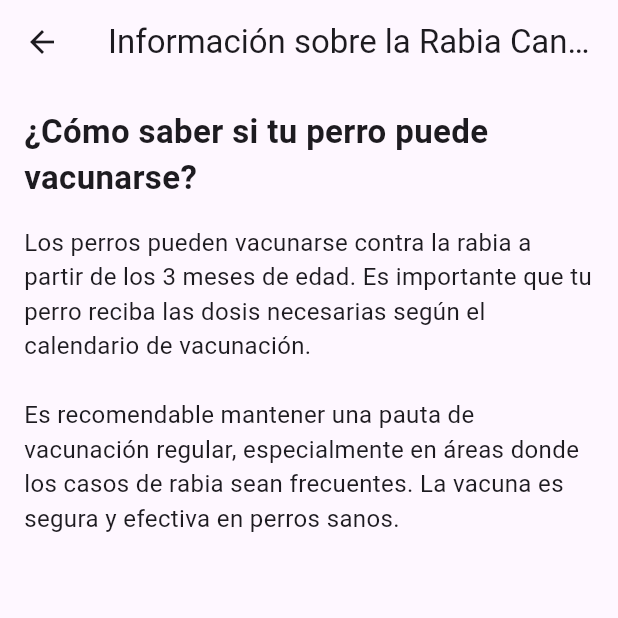
After one commit to KoldozMMA3/Proyecto_VacunaPet, a Flutter app: the SectoresScreen screen opened directly, in the side drawer, after a tap on "¿Cómo saber si tu perro puede vacunarse?", on a phone screen of 412 x 824 dp, the top half of it. The commit adds this screen. Run offline on Flutter 3.47's test engine with Material 3 defaults, Android fonts, the phone set to English and light mode, and no system bars; our stand-ins replace device_info_plus, flutter_bloc, flutter_dotenv, geolocator, google_maps_flutter, graphql_flutter and 1 more; accounts and stored records are empty.

Commit message:
Ingrese una barra de hamburguesa para un menu informativo

```diff
--- /dev/null
+++ b/Proyecto Antirabia/vacunapet/lib/screens/informacion_screen.dart
@@ -0,0 +1,100 @@
+import 'package:flutter/material.dart';
+
+class InformacionScreen extends StatelessWidget {
+  final String section;
+
+  const InformacionScreen({super.key, required this.section}); // Recibimos la sección
+
+  @override
+  Widget build(BuildContext context) {
+    return Scaffold(
+      appBar: AppBar(
+        title: const Text('Información sobre la Rabia Canina'),
+      ),
+      body: Padding(
+        padding: const EdgeInsets.all(16.0),
+        child: SingleChildScrollView(
+          child: Column(
+            crossAxisAlignment: CrossAxisAlignment.start,
+            children: [
+              // Mostrar contenido dependiendo de la sección seleccionada
+              if (section == 'vacunacion') ...[
+                const Text(
+                  '¿Cómo saber si tu perro puede vacunarse?',
+                  style: TextStyle(fontSize: 22, fontWeight: FontWeight.bold),
+                ),
+                const SizedBox(height: 16),
+                const Text(
+                  'Los perros pueden vacunarse contra la rabia a partir de los 3 meses de edad. Es importante que tu perro reciba las dosis necesarias según el calendario de vacunación.\n\n'
+                      'Es recomendable mantener una pauta de vacunación regular, especialmente en áreas donde los casos de rabia sean frecuentes. La vacuna es segura y efectiva en perros sanos.',
+                  style: TextStyle(fontSize: 16),
+                ),
+              ] else if (section == 'sintomas') ...[
+                const Text(
+                  '¿Cómo saber si tu perro tiene síntomas de rabia?',
+                  style: TextStyle(fontSize: 22, fontWeight: FontWeight.bold),
+                ),
+                const SizedBox(height: 16),
+                const Text(
+                  'Los síntomas de rabia en perros pueden variar dependiendo de la etapa de la enfermedad. Algunos de los síntomas incluyen:\n\n'
+                      '- Cambios en el comportamiento\n'
+                      '- Comportamiento agresivo o muy dócil\n'
+                      '- Dificultad para tragar\n'
+                      '- Parálisis o debilidad muscular\n'
+                      '- Salivación excesiva (baba)\n'
+                      '- Hiperactividad y luego letargo\n'
+                      '- Comportamiento errático (como no reconocer a su dueño)\n\n'
+                      'Si observas cualquiera de estos síntomas, es crucial que contactes a un veterinario inmediatamente.',
+                  style: TextStyle(fontSize: 16),
+                ),
+              ] else if (section == 'prevencion') ...[
+                const Text(
+                  '¿Cómo prevenir la rabia en tu perro?',
+                  style: TextStyle(fontSize: 22, fontWeight: FontWeight.bold),
+                ),
+                const SizedBox(height: 16),
+                const Text(
+                  'La prevención de la rabia incluye varias acciones clave para mantener a tu perro a salvo:\n\n'
+                      '- Mantén al perro vacunado de acuerdo con el calendario de vacunación.\n'
+                      '- Evita el contacto con animales salvajes o desconocidos, ya que son los principales transmisores de la rabia.\n'
+                      '- No dejes que tu perro pasee sin correa en áreas desconocidas o en contacto con otros animales.\n'
+                      '- Llama a un veterinario ante cualquier duda o si tu perro ha tenido contacto con un animal sospechoso.\n'
+                      '- Mantén a tu perro saludable con visitas periódicas al veterinario y una buena higiene.\n',
+                  style: TextStyle(fontSize: 16),
+                ),
+              ] else if (section == 'mordido') ...[
+                const Text(
+                  '¿Qué hacer si tu perro es mordido por un animal sospechoso?',
+                  style: TextStyle(fontSize: 22, fontWeight: FontWeight.bold),
+                ),
+                const SizedBox(height: 16),
+                const Text(
+                  'Si tu perro es mordido por un animal que sospechas que podría tener rabia, sigue estos pasos:\n\n'
+                      '1. Lleva a tu perro inmediatamente al veterinario. La atención temprana es crucial.\n'
+                      '2. Si es posible, identifica al animal que mordió a tu perro y notifícalo a las autoridades locales.\n'
+                      '3. Si tu perro no tiene un historial de vacunación, es posible que se le administre la vacuna contra la rabia como medida preventiva.\n'
+                      '4. Mantén la calma y sigue las instrucciones del veterinario para asegurar la salud de tu mascota.',
+                  style: TextStyle(fontSize: 16),
+                ),
+              ] else if (section == 'contacto') ...[
+                const Text(
+                  '¿Cómo contactarte con nosotros?',
+                  style: TextStyle(fontSize: 22, fontWeight: FontWeight.bold),
+                ),
+                const SizedBox(height: 16),
+                const Text(
+                  'Si necesitas más información o asistencia, puedes contactar con nosotros a través de:\n\n'
+                      'Teléfono: 956 222 110\n'
+                      'Correo: ccarrizalesl@ulasalle.edu.pe\n'
+                      'Dirección: Hospital Veterinario "Salud Animal", Calle 123, Distrito paucarpata\n\n'
+                      'Visítanos en nuestro hospital o agenda una consulta para más detalles sobre la prevención de la rabia.',
+                  style: TextStyle(fontSize: 16),
+                ),
+              ],
+            ],
+          ),
+        ),
+      ),
+    );
+  }
+}
--- a/Proyecto Antirabia/vacunapet/lib/screens/sectores_screen.dart
+++ b/Proyecto Antirabia/vacunapet/lib/screens/sectores_screen.dart
@@ -1,6 +1,7 @@
 import 'package:flutter/material.dart';
 import 'puntos_fijos_screen.dart';
 import 'puntos_moviles_screen.dart';
+import 'informacion_screen.dart'; // Asegúrate de importar la nueva pantalla
 
 class SectoresScreen extends StatelessWidget {
   const SectoresScreen({super.key});
@@ -8,6 +9,85 @@ class SectoresScreen extends StatelessWidget {
   @override
   Widget build(BuildContext context) {
     return Scaffold(
+      appBar: AppBar(
+        title: const Text('Sectores de Vacunación'),
+      ),
+      // Agregamos el menú de hamburguesa (Drawer)
+      drawer: Drawer(
+        child: ListView(
+          padding: EdgeInsets.zero,
+          children: <Widget>[
+            const DrawerHeader(
+              decoration: BoxDecoration(
+                color: Colors.blue,
+              ),
+              child: Text(
+                'Menú de Opciones',
+                style: TextStyle(
+                  color: Colors.white,
+                  fontSize: 24,
+                ),
+              ),
+            ),
+            // Opciones informativas
+            ListTile(
+              title: const Text('¿Cómo saber si tu perro puede vacunarse?'),
+              onTap: () {
+                Navigator.push(
+                  context,
+                  MaterialPageRoute(
+                    builder: (context) => const InformacionScreen(section: 'vacunacion'), // Pasamos la sección 'vacunacion'
+                  ),
+                );
+              },
+            ),
+            ListTile(
+              title: const Text('¿Cómo saber si tu perro tiene síntomas de rabia?'),
+              onTap: () {
+                Navigator.push(
+                  context,
+                  MaterialPageRoute(
+                    builder: (context) => const InformacionScreen(section: 'sintomas'), // Pasamos la sección 'sintomas'
+                  ),
+                );
+              },
+            ),
+            ListTile(
+              title: const Text('¿Cómo prevenir la rabia en tu perro?'),
+              onTap: () {
+                Navigator.push(
+                  context,
+                  MaterialPageRoute(
+                    builder: (context) => const InformacionScreen(section: 'prevencion'), // Pasamos la sección 'prevencion'
+                  ),
+                );
+              },
+            ),
+            ListTile(
+              title: const Text('¿Qué hacer si tu perro es mordido?'),
+              onTap: () {
+                Navigator.push(
+                  context,
+                  MaterialPageRoute(
+                    builder: (context) => const InformacionScreen(section: 'mordido'), // Pasamos la sección 'mordido'
+                  ),
+                );
+              },
+            ),
+            ListTile(
+              title: const Text('¿Cómo contactarte con nosotros?'),
+              onTap: () {
+                Navigator.push(
+                  context,
+                  MaterialPageRoute(
+                    builder: (context) => const InformacionScreen(section: 'contacto'), // Pasamos la sección 'contacto'
+                  ),
+                );
+              },
+            ),
+          ],
+        ),
+      ),
       body: Center(
         child: Column(
           mainAxisAlignment: MainAxisAlignment.center,
```
